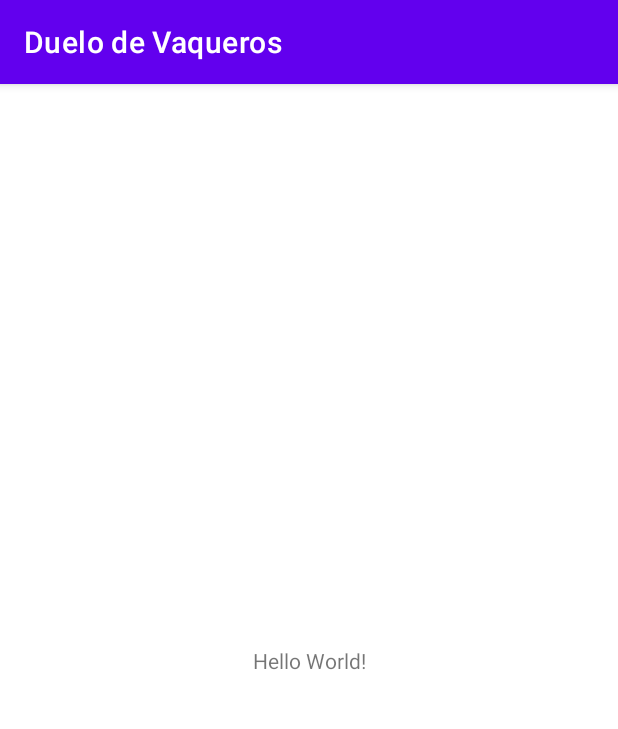
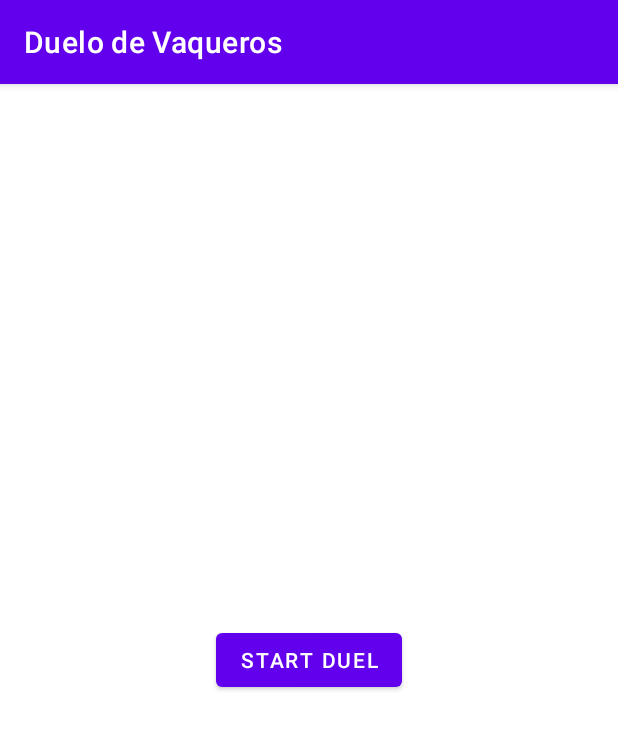
Before and after one commit to DerekAlmanza/DueloDeVaqueros, an Android app: the screen it shows after launch (MainActivity), on a phone screen of 412 x 824 dp. Shown: the top 729 px of the screen. Run offline under Robolectric (Android 15) with nearby library versions, the phone set to English and light mode, and no system bars.

Commit message:
añadimos el boton para iniciar la aplicacion

```diff
--- a/app/src/main/AndroidManifest.xml
+++ b/app/src/main/AndroidManifest.xml
@@ -20,4 +20,5 @@
         </activity>
     </application>
 
+    <uses-permission android:name="android.permission.ACTIVITY_RECOGNITION"></uses-permission>
 </manifest>
--- a/app/src/main/java/com/example/duelodevaqueros/MainActivity.java
+++ b/app/src/main/java/com/example/duelodevaqueros/MainActivity.java
@@ -1,14 +1,103 @@
 package com.example.duelodevaqueros;
 
 import androidx.appcompat.app.AppCompatActivity;
+import androidx.core.app.ActivityCompat;
+import androidx.core.content.ContextCompat;
 
+import android.Manifest;
+import android.content.Context;
+import android.content.pm.PackageManager;
+import android.hardware.Sensor;
+import android.hardware.SensorEvent;
+import android.hardware.SensorEventListener;
+import android.hardware.SensorManager;
+import android.os.Build;
 import android.os.Bundle;
+import android.view.View;
+import android.widget.Button;
+import android.widget.ImageView;
 
 public class MainActivity extends AppCompatActivity {
+    private ImageView gunView;
+    private Button start_button;
+    private SensorManager sensorManager;
+    private Sensor stepDetectorSensor;
+    private byte step;
+    public static final byte SECONDS_TO_COUNT = 3;
 
     @Override
     protected void onCreate(Bundle savedInstanceState) {
         super.onCreate(savedInstanceState);
         setContentView(R.layout.activity_main);
+        gunView = findViewById(R.id.gun_iv);
+        start_button = findViewById(R.id.start_button);/**initialize the view with the botton start**/
+        sensorManager = (SensorManager) getSystemService(Context.SENSOR_SERVICE);
+        if(sensorManager != null) {
+            stepDetectorSensor = sensorManager.getDefaultSensor(Sensor.TYPE_STEP_DETECTOR);
+        }
+        if(stepDetectorSensor == null){
+            sensorManager = null;
+        }
+    }
+
+    /**metodo to pause the aplicacion**/
+    @Override
+    protected void onPause() {
+        if(sensorManager != null){
+            sensorManager.unregisterListener(this);
+        }
+        super.onPause();
+    }
+
+    /**method to restart the app*/
+    @Override
+    protected void onResume() {
+        super.onResume();
+        init();
+    }
+
+    /**
+     * method to execute the activity when entries it has focus or not**/
+    @Override
+    public void onWindowFocusChanged(boolean hasFocus){
+        super.onWindowFocusChanged(hasFocus);
+        if(hasFocus){
+            getWindow().getDecorView().setSystemUiVisibility(
+                    View.SYSTEM_UI_FLAG_IMMERSIVE_STICKY |
+                            View.SYSTEM_UI_FLAG_LAYOUT_FULLSCREEN |
+                            View.SYSTEM_UI_FLAG_LAYOUT_HIDE_NAVIGATION |
+                            View.SYSTEM_UI_FLAG_FULLSCREEN |
+                            View.SYSTEM_UI_FLAG_HIDE_NAVIGATION |
+                            View.SYSTEM_UI_FLAG_LAYOUT_STABLE
+            );
+        }
+    }
+
+    /**
+     * method to initialize the aplication and presents the start button**/
+    private void init(){
+        gunView.setVisibility(View.INVISIBLE);
+        start_button .setVisibility(View.VISIBLE);
+        if(Build.VERSION.SDK_INT >= Build.VERSION_CODES.Q){
+            if(!checkActivityRecognitionPermission()){
+                ActivityCompat.requestPermissions(this,
+                        new String[] {Manifest.permission.ACTIVITY_RECOGNITION}, 0);
+            }
+        }
+    }
+
+    /**
+     * method to check if we have permission to use the sensor**/
+    private boolean checkActivityRecognitionPermission(){
+        return ContextCompat.checkSelfPermission( this,
+                Manifest.permission.ACTIVITY_RECOGNITION) == PackageManager.PERMISSION_GRANTED;
+    }
+
+
+    /**
+     * method linked to the principal view, recieves an object of type view and we make the button invisible when it's touched**/
+    public void finalCountdown(View startButton){
+        startButton.setUiVisibility(View.INVISIBLE);
+        checkStepSensor();
     }
 }
--- a/app/src/main/res/layout/activity_main.xml
+++ b/app/src/main/res/layout/activity_main.xml
@@ -6,13 +6,25 @@
     android:layout_height="match_parent"
     tools:context=".MainActivity">
 
-    <TextView
+    <Button
+        android:id="@+id/start_button"
         android:layout_width="wrap_content"
         android:layout_height="wrap_content"
-        android:text="Hello World!"
+        android:text="@string/start_button"
+        android:onClick="finalCountdown"
         app:layout_constraintBottom_toBottomOf="parent"
         app:layout_constraintLeft_toLeftOf="parent"
         app:layout_constraintRight_toRightOf="parent"
         app:layout_constraintTop_toTopOf="parent" />
 
+    <ImageView
+        android:id="@+id/gun_iv"
+        android:layout_width="wrap_content"
+        android:layout_height="wrap_content"
+        android:visibility="invisible"
+        app:layout_constraintLeft_toLeftOf="parent"
+        app:layout_constraintRight_toRightOf="parent"
+        app:layout_constraintBottom_toBottomOf="parent"
+        app:layout_constraintTop_toTopOf="parent"/>
+
 </androidx.constraintlayout.widget.ConstraintLayout>
--- a/app/src/main/res/values/strings.xml
+++ b/app/src/main/res/values/strings.xml
@@ -1,3 +1,4 @@
 <resources>
     <string name="app_name">Duelo de Vaqueros</string>
+    <string name="start_button">Start Duel</string>
 </resources>
```
Also changed, not shown: 1 other file.
